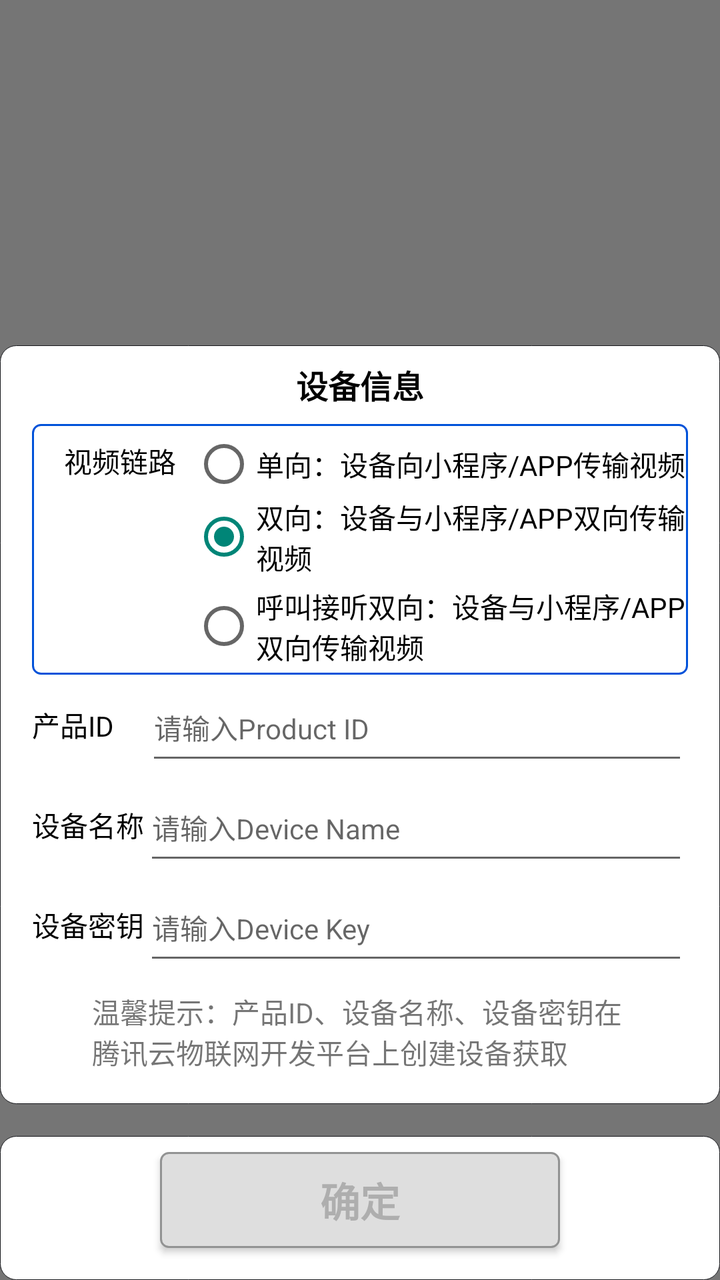
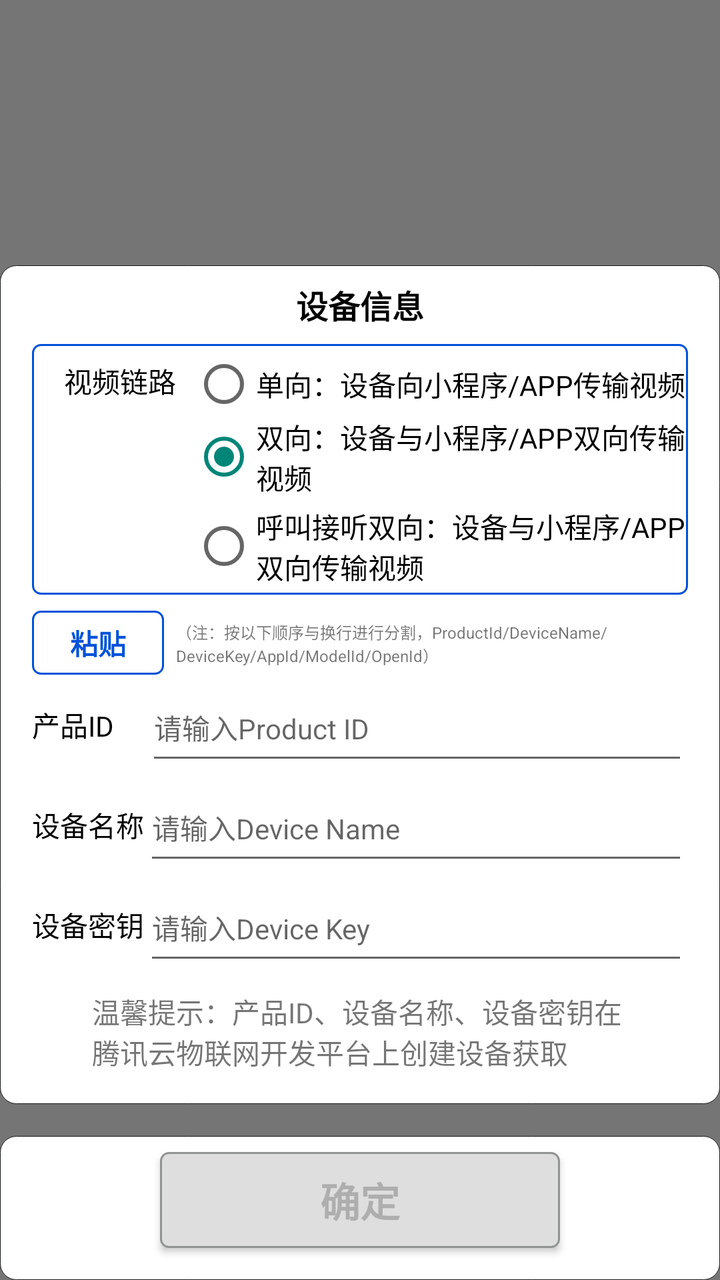

Before-and-after screenshots of an Android layout around one commit, followed by the original layout XML and the change that was made.
<!-- AndroidManifest.xml: application theme Theme.TWAppTheme -->
<!-- res/layout/popup_device_setting_layout.xml -->
<?xml version="1.0" encoding="utf-8"?>
<androidx.constraintlayout.widget.ConstraintLayout xmlns:android="http://schemas.android.com/apk/res/android"
    xmlns:app="http://schemas.android.com/apk/res-auto"
    android:id="@+id/device_setting_dialog_layout"
    android:layout_width="match_parent"
    android:layout_height="match_parent"
    android:background="@color/dialog_background">

    <LinearLayout
        android:id="@+id/linearLayout"
        android:layout_width="match_parent"
        android:layout_height="wrap_content"
        android:layout_marginBottom="16dp"
        android:background="@drawable/background_setting_layout"
        android:orientation="vertical"
        android:paddingHorizontal="16dp"
        android:paddingTop="8dp"
        android:paddingBottom="16dp"
        app:layout_constraintBottom_toTopOf="@+id/linearLayout2">

        <TextView
            android:layout_width="match_parent"
            android:layout_height="wrap_content"
            android:gravity="center"
            android:text="@string/text_device_info_label"
            android:textColor="@color/black"
            android:textSize="16sp"
            android:textStyle="bold" />

        <LinearLayout
            android:layout_width="match_parent"
            android:layout_height="wrap_content"
            android:layout_marginTop="8dp"
            android:background="@drawable/background_blue_cell_btn">

            <TextView
                android:layout_width="wrap_content"
                android:layout_height="wrap_content"
                android:layout_marginStart="16dp"
                android:layout_marginTop="8dp"
                android:text="@string/text_video_link"
                android:textColor="@color/black" />

            <RadioGroup
                android:id="@+id/rg_select_way"
                android:layout_width="wrap_content"
                android:layout_height="wrap_content"
                android:layout_marginStart="8dp"
                android:layout_marginTop="4dp"
                android:orientation="vertical"
                app:layout_constraintEnd_toEndOf="parent"
                app:layout_constraintStart_toStartOf="parent"
                app:layout_constraintTop_toBottomOf="@+id/tv_select_version">

                <RadioButton
                    android:id="@+id/rb_one_way"
                    android:layout_width="wrap_content"
                    android:layout_height="wrap_content"
                    android:tag="1"
                    android:text="@string/text_one_way" />

                <RadioButton
                    android:id="@+id/rb_two_way"
                    android:layout_width="wrap_content"
                    android:layout_height="wrap_content"
                    android:layout_marginBottom="4dp"
                    android:checked="true"
                    android:tag="2"
                    android:text="@string/text_two_way" />

                <RadioButton
                    android:id="@+id/rb_three_way"
                    android:layout_width="wrap_content"
                    android:layout_height="wrap_content"
                    android:layout_marginBottom="4dp"
                    android:tag="3"
                    android:text="@string/text_three_way" />
            </RadioGroup>
        </LinearLayout>


        
        
        
        
        
        
        
        
        

        <LinearLayout
            android:layout_width="match_parent"
            android:layout_height="wrap_content"
            android:gravity="center_vertical">

            <TextView
                android:layout_width="wrap_content"
                android:layout_height="wrap_content"
                android:text="@string/text_product_id"
                android:textColor="@color/black"
                android:textSize="14sp" />

            <EditText
                android:id="@+id/et_login_product_id"
                android:layout_width="match_parent"
                android:layout_height="50dp"
                android:layout_marginStart="16dp"
                android:hint="@string/product_id"
                android:inputType="text"
                android:maxLines="1"
                android:textSize="14sp" />
        </LinearLayout>

        <LinearLayout
            android:layout_width="match_parent"
            android:layout_height="wrap_content"
            android:gravity="center_vertical">

            <TextView
                android:layout_width="wrap_content"
                android:layout_height="wrap_content"
                android:text="@string/text_device_name"
                android:textColor="@color/black"
                android:textSize="14sp" />

            <EditText
                android:id="@+id/et_login_device_name"
                android:layout_width="match_parent"
                android:layout_height="50dp"
                android:hint="@string/device_name"
                android:inputType="text"
                android:maxLines="1"
                android:textSize="14sp" />
        </LinearLayout>

        <LinearLayout
            android:layout_width="match_parent"
            android:layout_height="wrap_content"
            android:gravity="center_vertical">

            <TextView
                android:layout_width="wrap_content"
                android:layout_height="wrap_content"
                android:text="@string/text_device_key"
                android:textColor="@color/black"
                android:textSize="14sp" />

            <EditText
                android:id="@+id/et_login_device_key"
                android:layout_width="match_parent"
                android:layout_height="50dp"
                android:hint="@string/device_pwd"
                android:inputType="textPassword"
                android:maxLines="1"
                android:textSize="14sp" />
        </LinearLayout>

        <TextView
            android:layout_width="match_parent"
            android:layout_height="wrap_content"
            android:layout_marginHorizontal="30dp"
            android:layout_marginTop="8dp"
            android:text="@string/text_device_info_tip" />
    </LinearLayout>

    <LinearLayout
        android:id="@+id/linearLayout2"
        android:layout_width="match_parent"
        android:layout_height="wrap_content"
        android:background="@drawable/background_setting_layout"
        android:gravity="center_horizontal"
        android:orientation="vertical"
        app:layout_constraintBottom_toBottomOf="parent"
        app:layout_constraintStart_toStartOf="parent">

        <Button
            android:id="@+id/btn_confirm"
            android:layout_width="200dp"
            android:layout_height="wrap_content"
            android:layout_marginTop="8dp"
            android:layout_marginBottom="16dp"
            android:background="@drawable/background_grey_cell_btn"
            android:gravity="center"
            android:paddingVertical="8dp"
            android:text="@string/conform"
            android:textColor="@color/white_0052D9"
            android:textSize="20sp"
            android:textStyle="bold" />

    </LinearLayout>

</androidx.constraintlayout.widget.ConstraintLayout>
<!-- resources referenced by this layout -->
<resources>
  <color name="black">#FF000000</color>
  <color name="dialog_background">#AA333333</color>
  <color name="white_0052D9">#AEAEAE</color>
  <!-- drawable background_blue_cell_btn (drawable) -->
  <?xml version="1.0" encoding="utf-8"?>
  <shape xmlns:android="http://schemas.android.com/apk/res/android">
      <solid android:color="@color/translucent" />
      <stroke
          android:width="1dp"
          android:color="#0052D9" />
      <corners android:radius="4dp" />
  </shape>
  <!-- drawable background_grey_cell_btn (drawable) -->
  <?xml version="1.0" encoding="utf-8"?>
  <shape xmlns:android="http://schemas.android.com/apk/res/android">
      <solid android:color="@color/translucent" />
      <stroke
          android:width="1dp"
          android:color="#929393" />
      <solid android:color="#DEDEDE" />
      <corners android:radius="4dp" />
  </shape>
  <!-- drawable background_setting_layout (drawable) -->
  <shape xmlns:android="http://schemas.android.com/apk/res/android"
      android:shape="rectangle">
      <stroke android:color="@color/black_15161A" android:width="1px" />
      <solid android:color="@color/white" />
      <corners android:radius="8dp" />
  </shape>
  <string name="conform">确定</string>
  <string name="device_name">请输入Device Name</string>
  <string name="device_pwd">请输入Device Key</string>
  <string name="product_id">请输入Product ID</string>
  <string name="text_device_info_label">设备信息</string>
  <string name="text_device_info_tip">温馨提示：产品ID、设备名称、设备密钥在腾讯云物联网开发平台上创建设备获取</string>
  <string name="text_device_key">设备密钥</string>
  <string name="text_device_name">设备名称</string>
  <string name="text_one_way">单向：设备向小程序/APP传输视频</string>
  <string name="text_product_id">产品ID</string>
  <string name="text_three_way">呼叫接听双向：设备与小程序/APP双向传输视频</string>
  <string name="text_two_way">双向：设备与小程序/APP双向传输视频</string>
  <string name="text_video_link">视频链路</string>
  <style name="Theme.TWAppTheme" parent="Theme.AppCompat.Light.NoActionBar">
          
          <item name="colorPrimary">@color/white</item>
          <item name="colorPrimaryDark">@color/white</item>
          <item name="android:statusBarColor">@color/white</item>
          <item name="android:windowLightStatusBar" tools:targetApi="m" tools:ignore="NewApi">true</item> 
      </style>
  <color name="translucent">#00FFFFFF</color>
  <color name="black_15161A">#15161A</color>
  <color name="white">#FFFFFFFF</color>
</resources>

<!-- the commit's change to res/layout/popup_device_setting_layout.xml (unified diff, before → after) -->
@@ -88,6 +88,26 @@
         
         
         
+        <LinearLayout
+            android:layout_width="match_parent"
+            android:layout_height="wrap_content">
+            <Button
+                android:id="@+id/btn_paste"
+                android:layout_width="66dp"
+                android:layout_height="32dp"
+                android:layout_marginTop="8dp"
+                android:background="@drawable/background_blue_cell_btn"
+                android:text="粘贴"
+                android:textColor="@color/blue_0052D9"
+                android:textStyle="bold"/>
+
+            <TextView
+                android:layout_width="wrap_content"
+                android:layout_height="wrap_content"
+                android:layout_marginStart="6dp"
+                android:text="（注：按以下顺序与换行进行分割，ProductId/DeviceName/DeviceKey/AppId/ModelId/OpenId）"
+                android:textSize="8sp" />
+        </LinearLayout>
 
         <LinearLayout
             android:layout_width="match_parent"
<!-- resource entries referenced after the edit -->
@@ -1,6 +1,7 @@
 <!-- resources referenced by this layout -->
 <resources>
   <color name="black">#FF000000</color>
+  <color name="blue_0052D9">#0052D9</color>
   <color name="dialog_background">#AA333333</color>
   <color name="white_0052D9">#AEAEAE</color>
   <!-- drawable background_blue_cell_btn (drawable) -->
